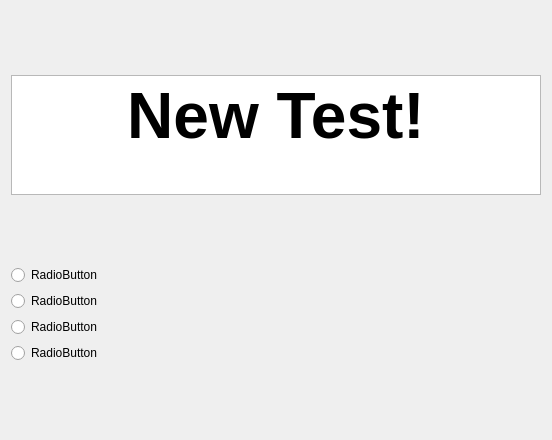
This is UIs/TestWordDialog.ui in PelerYuan/HaoCiKuaiJi3.0 as Qt 5 draws it before an edit. The edited form follows.
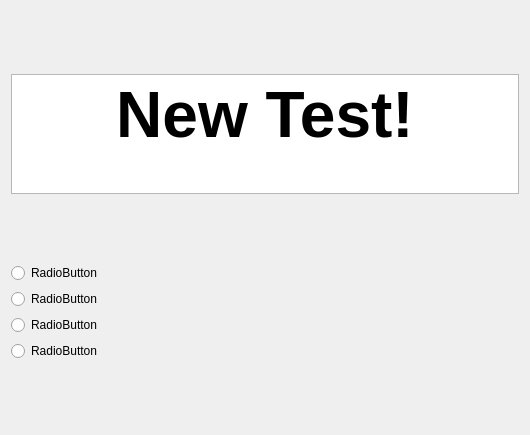
This is the edited form.

Commit message: memorize dialog

Patch:
```diff
--- a/UIs/TestWordDialog.ui
+++ b/UIs/TestWordDialog.ui
@@ -6,8 +6,8 @@
    <rect>
     <x>0</x>
     <y>0</y>
-    <width>552</width>
-    <height>440</height>
+    <width>530</width>
+    <height>435</height>
    </rect>
   </property>
   <property name="windowTitle">
```
The commit also changes 1 other file.
